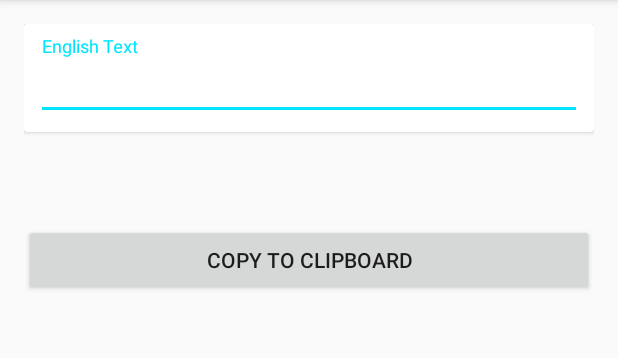
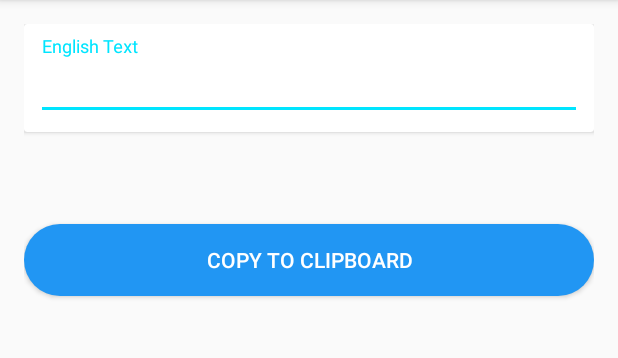
Before and after one commit to QuickBirdEng/platform-independent-mvvm-android, an Android app: the screen it shows after launch (MainActivity), on a phone screen of 412 x 824 dp, the part 84-442 px from its top. Run offline under Robolectric (Android 15) with nearby library versions, the phone set to English and light mode, and no system bars; our stand-ins replace Dagger/Hilt's generated code, RxJava, data binding; libraries missing offline, so code that uses them is left out: com.jakewharton.rxbinding2, com.quickbirdstudios.quickboot, com.quickbirdstudios.rx; 7 statements that could not run were skipped.

```diff
--- /dev/null
+++ b/app/src/main/res/drawable/button_selector_rounded_main_color.xml
@@ -0,0 +1,32 @@
+<?xml version="1.0" encoding="utf-8"?>
+<selector
+    xmlns:android="http://schemas.android.com/apk/res/android">
+    <item android:state_enabled="false">
+        <shape>
+            <solid android:color="@color/colorPrimary" />
+            <corners
+                android:radius="@dimen/button_corner_radius" />
+        </shape>
+    </item>
+
+    <item android:state_pressed="true">
+        <shape>
+            <solid android:color="@color/colorPrimary" />
+            <corners android:radius="@dimen/button_corner_radius" />
+        </shape>
+    </item>
+
+    <item android:state_focused="true" >
+        <shape>
+            <solid android:color="@color/colorPrimary" />
+            <corners android:radius="@dimen/button_corner_radius" />
+        </shape>
+    </item>
+
+    <item>
+        <shape>
+            <solid android:color="@color/colorPrimary" />
+            <corners android:radius="@dimen/button_corner_radius" />
+        </shape>
+    </item>
+</selector>
--- a/app/src/main/res/layout/fragment_translator.xml
+++ b/app/src/main/res/layout/fragment_translator.xml
@@ -35,12 +35,16 @@
             android:layout_marginTop="16dp"
             android:layout_marginBottom="16dp"
             android:id="@+id/germanOutputEditText"
+            android:layout_marginStart="4dp"
+            android:layout_marginEnd="4dp"
             android:textAppearance="@style/TextAppearance.AppCompat.Large"/>
 
         <Button
             android:layout_width="match_parent"
             android:layout_height="wrap_content"
             android:id="@+id/saveTextButton"
+            android:background="@drawable/button_selector_rounded_main_color"
+            android:textColor="#FFFFFF"
             android:text="@string/button_save"/>
 
     </LinearLayout>
--- a/app/src/main/res/values/dimens.xml
+++ b/app/src/main/res/values/dimens.xml
@@ -2,4 +2,7 @@
     <dimen name="fab_margin">16dp</dimen>
     <dimen name="activity_margin">16dp</dimen>
     <dimen name="card_margin">8dp</dimen>
+
+    <dimen name="button_corner_radius">31dp</dimen>
+
 </resources>
```
Also changed, not shown: app/src/main/java/com/quickbirdstudios/mvvmtalk/TranslatorFragment.kt (+24 -7 lines).
